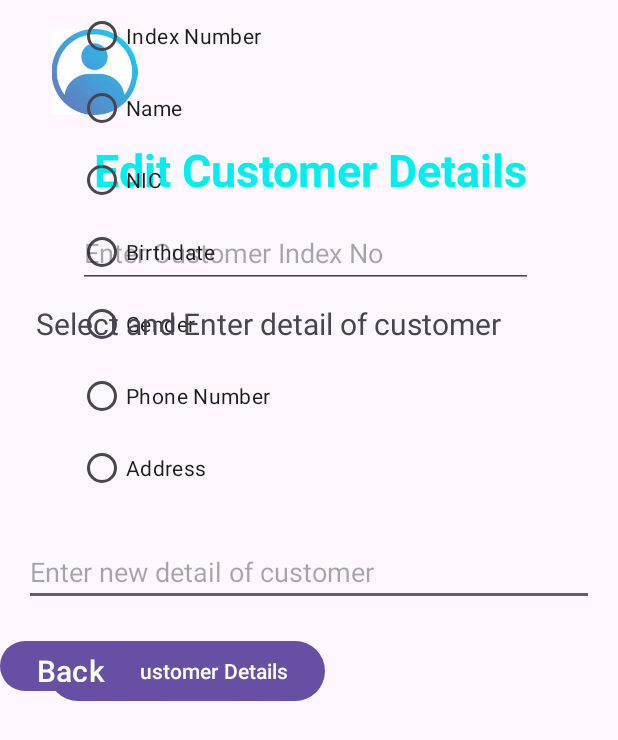
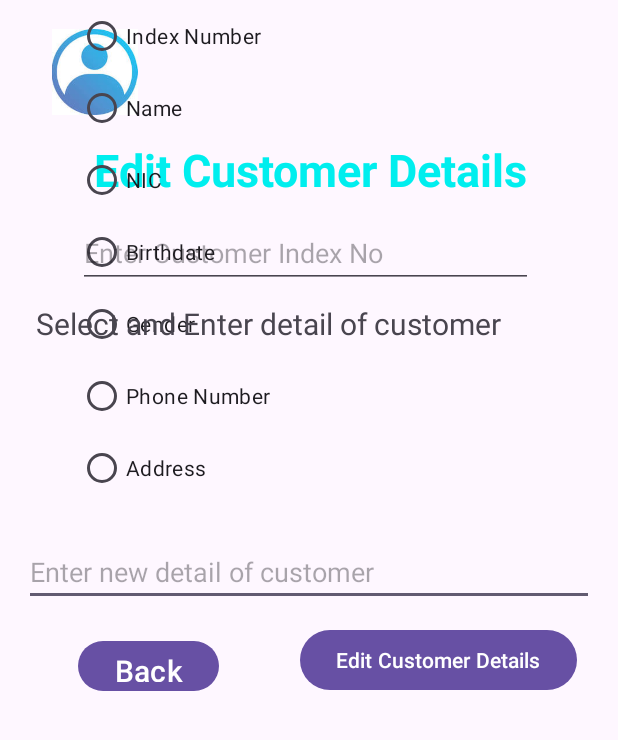
Before and after one commit to TharushiSamindara/ClientKeeper, an Android app: the EditCustomerActivity screen opened directly, with no data from a screen before it, on a phone screen of 412 x 824 dp. Shown: the top 740 px of the screen. Run offline under Robolectric (Android 15) with nearby library versions, the phone set to English and light mode, and no system bars.

Commit message:
Buttons widgets in Edit Customer change

```diff
--- a/app/src/main/res/layout/activity_edit_customer.xml
+++ b/app/src/main/res/layout/activity_edit_customer.xml
@@ -119,21 +119,21 @@
         android:id="@+id/btnEdit"
         android:layout_width="wrap_content"
         android:layout_height="wrap_content"
-        android:layout_marginStart="32dp"
-        android:layout_marginTop="19dp"
+        android:layout_marginStart="54dp"
+        android:layout_marginTop="12dp"
         android:text="Edit Customer Details"
-        app:layout_constraintStart_toStartOf="parent"
+        app:layout_constraintStart_toEndOf="@+id/btnBack"
         app:layout_constraintTop_toBottomOf="@+id/editTextNewDetail" />
 
     <Button
         android:id="@+id/btnBack"
         android:layout_width="94dp"
         android:layout_height="41dp"
-        android:layout_marginStart="46dp"
+        android:layout_marginStart="52dp"
         android:layout_marginTop="19dp"
         android:text="Back"
         android:textSize="20dp"
-        app:layout_constraintStart_toEndOf="@+id/btnSearch"
+        app:layout_constraintStart_toStartOf="parent"
         app:layout_constraintTop_toBottomOf="@+id/editTextNewDetail" />
 
     <EditText
```
